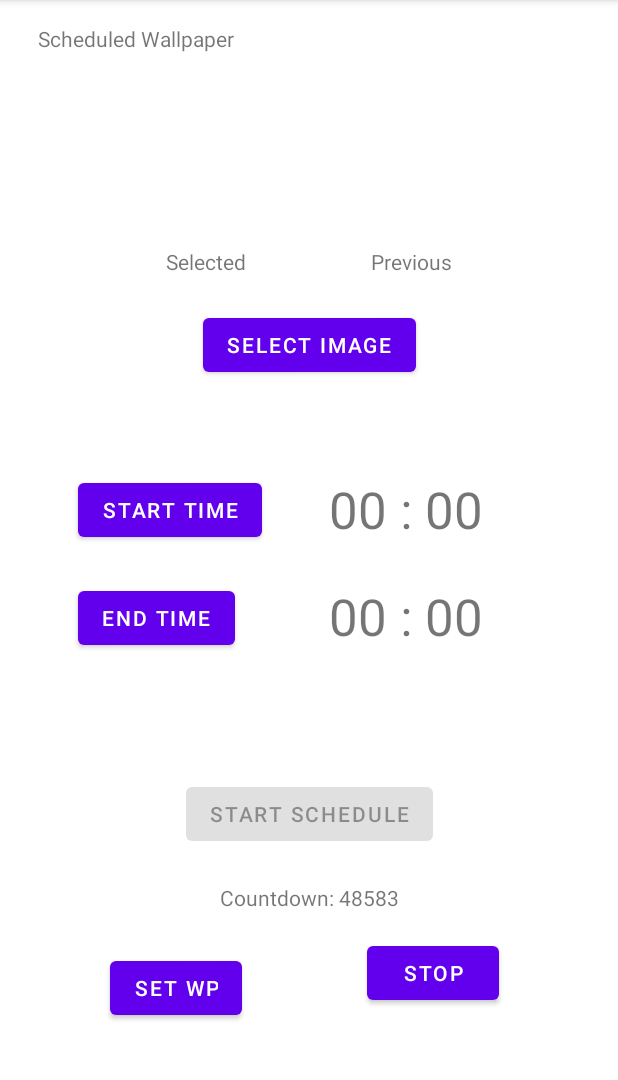
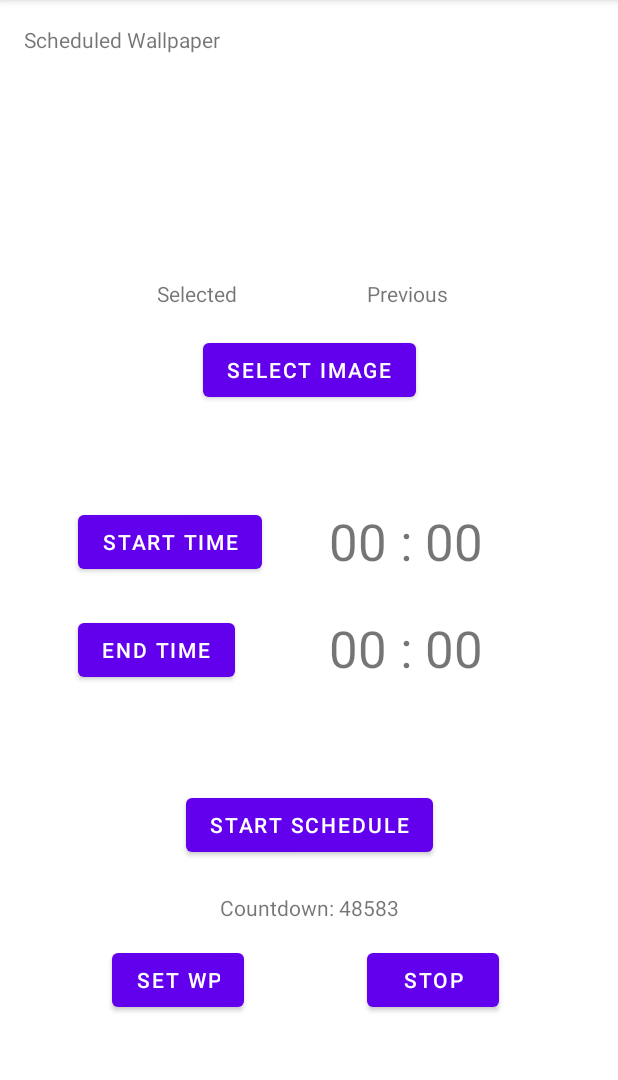
Before and after one commit to aaditx23/WallpaperWizard, an Android app: the screen it shows after launch (MainActivity), after a tap on "START SCHEDULE", on a phone screen of 412 x 824 dp, the part 84-1164 px from its top. Run offline under Robolectric (Android 15) with nearby library versions, the phone set to English and light mode, and no system bars; libraries missing offline, so code that uses them is left out: com.theartofdev.edmodo; 3 other taps on this screen came first.

Commit message:
Second Commit Stop button availability Fixed aspect ratio to 16:9

```diff
--- a/app/build.gradle
+++ b/app/build.gradle
@@ -3,13 +3,13 @@ plugins {
 }
 
 android {
-    compileSdkVersion 33
-    buildToolsVersion "34.0.0 rc2"
+    compileSdk 30
+    buildToolsVersion "33.0.0"
 
     defaultConfig {
         applicationId "com.aadit.wallpapermanager"
         minSdkVersion 24
-        targetSdkVersion 33
+        targetSdkVersion 30
         versionCode 1
         versionName "1.0"
 
@@ -38,6 +38,6 @@ dependencies {
     androidTestImplementation 'androidx.test.ext:junit:1.1.1'
     androidTestImplementation 'androidx.test.espresso:espresso-core:3.2.0'
     implementation 'com.theartofdev.edmodo:android-image-cropper:2.8.0'
-    api 'com.theartofdev.edmodo:android-image-cropper:2.8.+'
+
 
 }
--- a/app/src/main/java/com/aadit/wallpapermanager/MainActivity.java
+++ b/app/src/main/java/com/aadit/wallpapermanager/MainActivity.java
@@ -1,10 +1,11 @@
 package com.aadit.wallpapermanager;
 
-import android.annotation.SuppressLint;
+
 import android.content.Intent;
 import android.net.Uri;
 import android.provider.MediaStore;
 import android.os.Bundle;
+
 import android.view.View;
 import android.widget.Button;
 import android.widget.ImageView;
@@ -57,9 +58,11 @@ public class MainActivity extends AppCompatActivity {
         schedule = new Schedule(MainActivity.this, this);
         current = schedule.getCurrentWallpaper();
         imageView1.setImageBitmap(current);
+        button4.setEnabled(false);
 
 
 
+        //Select Image
         button0.setOnClickListener(new View.OnClickListener() {
             @Override
             public void onClick(View v) {
@@ -67,21 +70,24 @@ public class MainActivity extends AppCompatActivity {
             }
         });
 
+
+        //Start Schedule
         button.setOnClickListener(new View.OnClickListener() {
             @Override
             public void onClick(View v) {
-                button.setEnabled(false);
+                button.setEnabled(true);
                 try {
                     schedule.runner=true;
-                    schedule.setWallpaper(textView6, button, imageView1);
+                    schedule.setWallpaper(textView6, button,button4, imageView1);
                     schedule.thread1.start();
 
                 } catch (Exception e) {
-                    throw new RuntimeException(e);
+                    Toast.makeText(MainActivity.this, "There has been an error setting the wallpaper", Toast.LENGTH_SHORT).show();
                 }
 
             }
         });
+        //Set WP
         button1.setOnClickListener(new View.OnClickListener(){
             @Override
             public void onClick(View v) {
@@ -93,27 +99,32 @@ public class MainActivity extends AppCompatActivity {
                 }
             }
         });
+
+        //Start Time
         button2.setOnClickListener(new View.OnClickListener() {
             @Override
             public void onClick(View v) {
+
                 schedule.buttonName = "start";
                 schedule.timePicker(textView4);
                 schedule.runner=true;
             }
 
         });
+        //End time
         button3.setOnClickListener(new View.OnClickListener() {
             @Override
             public void onClick(View v) {
                 schedule.buttonName = "end";
                 schedule.timePicker(textView5);
                 schedule.runner=true;
-
+                button4.setEnabled(true);
             }
 
         });
+        //Stop
         button4.setOnClickListener(new View.OnClickListener() {
-            @SuppressLint("SetTextI18n")
+
             @Override
             public void onClick(View v) {
                 schedule.runner=false;
@@ -147,6 +158,7 @@ public class MainActivity extends AppCompatActivity {
     @Override
     protected void onActivityResult(int requestCode, int resultCode, Intent data) {
         super.onActivityResult(requestCode, resultCode, data);
+        current = schedule.getCurrentWallpaper();
 
         if (requestCode == schedule.REQUEST_IMAGE_SELECT && resultCode == RESULT_OK) {
             Uri imageUri = data.getData();
@@ -154,9 +166,9 @@ public class MainActivity extends AppCompatActivity {
             // Start the image cropping activity
             CropImage.activity(imageUri)
                     .setGuidelines(CropImageView.Guidelines.ON)
-                    .setAspectRatio(current.getWidth(), current.getHeight()) // Set the aspect ratio using bitmap dimensions
+                    .setAspectRatio(9,16) // Set the aspect ratio using bitmap dimensions
                     .setCropShape(CropImageView.CropShape.RECTANGLE) // Set the cropping shape to rectangle
-
+                    .setRequestedSize(current.getWidth(), current.getHeight())
                     .setFixAspectRatio(true) // Lock the aspect ratio
                     .start(this);
         } else if (requestCode == CropImage.CROP_IMAGE_ACTIVITY_REQUEST_CODE) {
--- a/app/src/main/java/com/aadit/wallpapermanager/Schedule.java
+++ b/app/src/main/java/com/aadit/wallpapermanager/Schedule.java
@@ -131,8 +131,8 @@ public class Schedule {
     }
 
     public void setWallpaper(TextView status,
-                             Button btn, ImageView previous) throws IOException, InterruptedException {
-
+                             Button btn, Button stop, ImageView previous) throws IOException, InterruptedException {
+        stop.setEnabled(true);
         Bitmap current = getCurrentWallpaper();
         WallpaperManager wallpaperManager = WallpaperManager.getInstance(context.getApplicationContext());
         final int count = getTimeDifferenceFromCurrent(sHour, sMinute);
--- a/app/src/main/res/layout/activity_main.xml
+++ b/app/src/main/res/layout/activity_main.xml
@@ -10,12 +10,13 @@
         android:id="@+id/textView"
         android:layout_width="wrap_content"
         android:layout_height="wrap_content"
-        android:layout_marginTop="16dp"
         android:text="Scheduled Wallpaper"
+        app:layout_constraintBottom_toBottomOf="parent"
         app:layout_constraintEnd_toEndOf="parent"
-        app:layout_constraintHorizontal_bias="0.091"
+        app:layout_constraintHorizontal_bias="0.057"
         app:layout_constraintStart_toStartOf="parent"
-        app:layout_constraintTop_toTopOf="parent" />
+        app:layout_constraintTop_toTopOf="parent"
+        app:layout_constraintVertical_bias="0.022" />
 
     <Button
         android:id="@+id/button2"
@@ -24,8 +25,12 @@
         android:layout_marginStart="52dp"
         android:layout_marginTop="132dp"
         android:text="Start Time"
+        app:layout_constraintBottom_toBottomOf="parent"
+        app:layout_constraintEnd_toStartOf="@+id/textView4"
+        app:layout_constraintHorizontal_bias="0.0"
         app:layout_constraintStart_toStartOf="parent"
-        app:layout_constraintTop_toBottomOf="@+id/textView2" />
+        app:layout_constraintTop_toBottomOf="@+id/textView2"
+        app:layout_constraintVertical_bias="0.0" />
 
     <TextView
         android:id="@+id/textView4"
@@ -45,11 +50,15 @@
         android:id="@+id/button3"
         android:layout_width="wrap_content"
         android:layout_height="wrap_content"
-        android:layout_marginStart="52dp"
+        android:layout_marginStart="44dp"
         android:layout_marginTop="24dp"
         android:text="End Time"
+        app:layout_constraintBottom_toBottomOf="parent"
+        app:layout_constraintEnd_toStartOf="@+id/textView5"
+        app:layout_constraintHorizontal_bias="0.137"
         app:layout_constraintStart_toStartOf="parent"
-        app:layout_constraintTop_toBottomOf="@+id/button2" />
+        app:layout_constraintTop_toBottomOf="@+id/button2"
+        app:layout_constraintVertical_bias="0.0" />
 
     <TextView
         android:id="@+id/textView5"
@@ -59,10 +68,12 @@
         android:text="00 : 00"
         android:textAlignment="center"
         android:textSize="34sp"
+        app:layout_constraintBottom_toBottomOf="parent"
         app:layout_constraintEnd_toEndOf="parent"
         app:layout_constraintHorizontal_bias="0.724"
         app:layout_constraintStart_toStartOf="parent"
-        app:layout_constraintTop_toBottomOf="@+id/textView3" />
+        app:layout_constraintTop_toBottomOf="@+id/textView3"
+        app:layout_constraintVertical_bias="0.0" />
 
     <Button
         android:id="@+id/button0"
@@ -102,14 +113,13 @@
         android:id="@+id/button1"
         android:layout_width="wrap_content"
         android:layout_height="wrap_content"
-        android:layout_marginBottom="84dp"
         android:text="Set WP"
         app:layout_constraintBottom_toBottomOf="parent"
-        app:layout_constraintEnd_toStartOf="@+id/button4"
-        app:layout_constraintHorizontal_bias="0.467"
+        app:layout_constraintEnd_toEndOf="parent"
+        app:layout_constraintHorizontal_bias="0.23"
         app:layout_constraintStart_toStartOf="parent"
         app:layout_constraintTop_toBottomOf="@+id/button"
-        app:layout_constraintVertical_bias="0.981" />
+        app:layout_constraintVertical_bias="0.379" />
 
     <Button
         android:id="@+id/button4"
@@ -128,20 +138,25 @@
         android:layout_width="92dp"
         android:layout_height="89dp"
         android:layout_marginTop="32dp"
+        app:layout_constraintBottom_toBottomOf="parent"
         app:layout_constraintEnd_toStartOf="@+id/imageView1"
-        app:layout_constraintHorizontal_bias="0.467"
+        app:layout_constraintHorizontal_bias="0.485"
         app:layout_constraintStart_toStartOf="parent"
         app:layout_constraintTop_toBottomOf="@+id/textView"
+        app:layout_constraintVertical_bias="0.0"
         tools:srcCompat="@tools:sample/backgrounds/scenic" />
 
     <ImageView
         android:id="@+id/imageView1"
         android:layout_width="92dp"
         android:layout_height="89dp"
-        android:layout_marginTop="32dp"
-        android:layout_marginEnd="72dp"
+        android:layout_marginTop="24dp"
+        app:layout_constraintBottom_toBottomOf="parent"
         app:layout_constraintEnd_toEndOf="parent"
+        app:layout_constraintHorizontal_bias="0.802"
+        app:layout_constraintStart_toStartOf="parent"
         app:layout_constraintTop_toBottomOf="@+id/textView"
+        app:layout_constraintVertical_bias="0.013"
         tools:srcCompat="@tools:sample/backgrounds/scenic" />
 
     <TextView
@@ -150,10 +165,12 @@
         android:layout_height="wrap_content"
         android:layout_marginTop="8dp"
         android:text="Selected"
+        app:layout_constraintBottom_toBottomOf="parent"
         app:layout_constraintEnd_toEndOf="parent"
-        app:layout_constraintHorizontal_bias="0.308"
+        app:layout_constraintHorizontal_bias="0.291"
         app:layout_constraintStart_toStartOf="parent"
-        app:layout_constraintTop_toBottomOf="@+id/imageView" />
+        app:layout_constraintTop_toBottomOf="@+id/imageView"
+        app:layout_constraintVertical_bias="0.036" />
 
     <TextView
         android:id="@+id/textView3"
@@ -161,10 +178,12 @@
         android:layout_height="wrap_content"
         android:layout_marginTop="8dp"
         android:text="Previous"
+        app:layout_constraintBottom_toBottomOf="parent"
         app:layout_constraintEnd_toEndOf="parent"
-        app:layout_constraintHorizontal_bias="0.43"
+        app:layout_constraintHorizontal_bias="0.432"
         app:layout_constraintStart_toEndOf="@+id/textView2"
-        app:layout_constraintTop_toBottomOf="@+id/imageView1" />
+        app:layout_constraintTop_toBottomOf="@+id/imageView1"
+        app:layout_constraintVertical_bias="0.036" />
 
 
 </androidx.constraintlayout.widget.ConstraintLayout>
```
